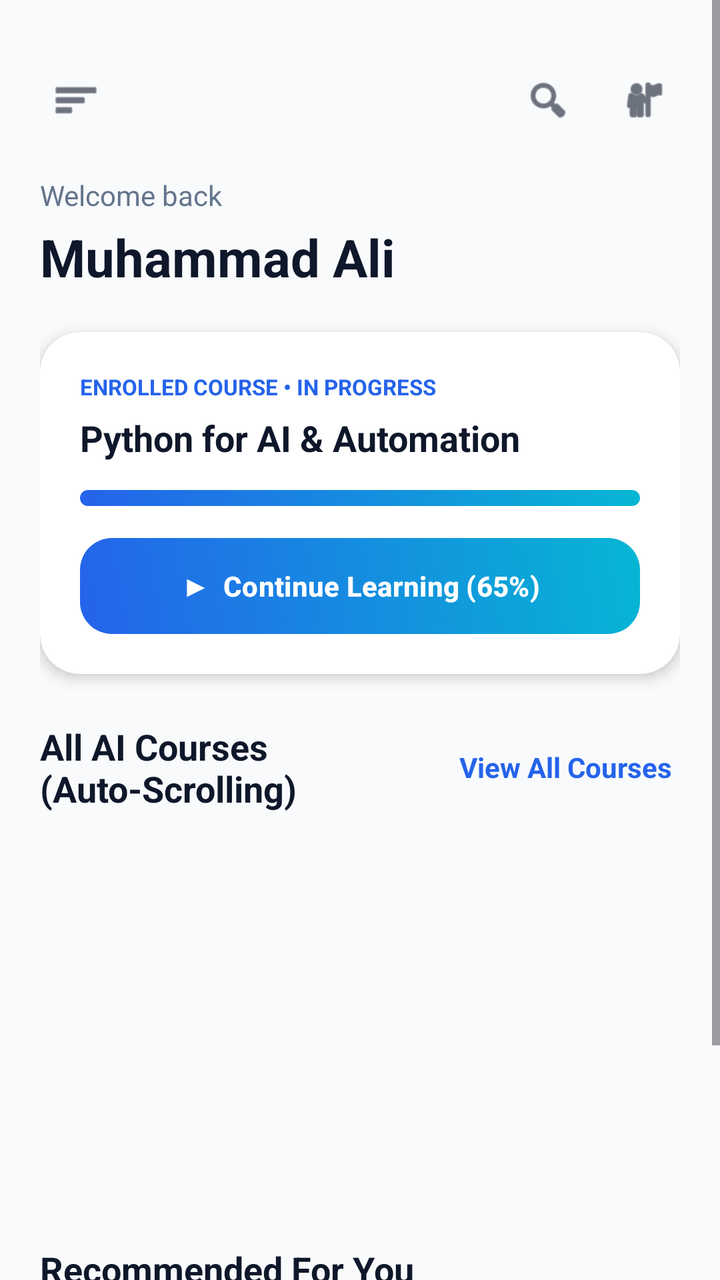
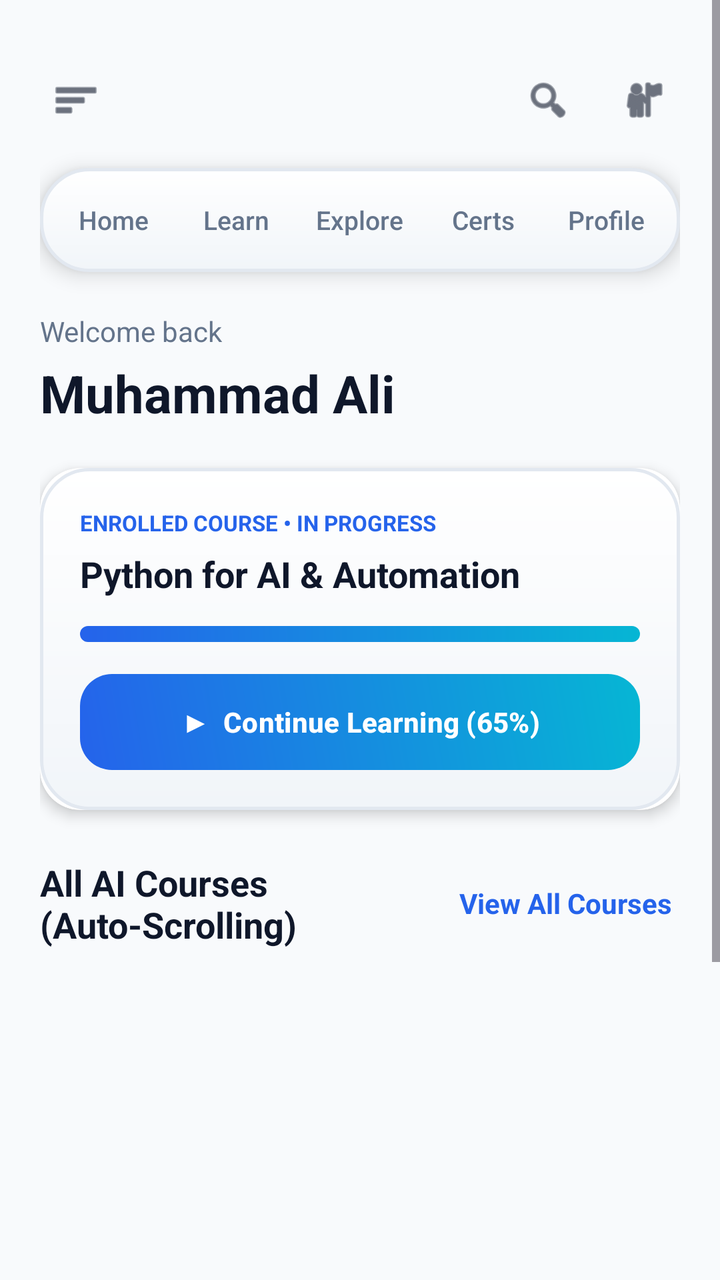

Before-and-after screenshots of an Android layout around one commit, followed by the original layout XML and the change that was made.
<!-- AndroidManifest.xml: application theme Theme.CertifAI -->
<!-- res/layout/fragment_home.xml -->
<?xml version="1.0" encoding="utf-8"?>
<ScrollView xmlns:android="http://schemas.android.com/apk/res/android"
    xmlns:app="http://schemas.android.com/apk/res-auto"
    xmlns:tools="http://schemas.android.com/tools"
    android:layout_width="match_parent"
    android:layout_height="match_parent"
    android:fillViewport="true"
    tools:context=".HomeFragment">

    <androidx.constraintlayout.widget.ConstraintLayout
        android:layout_width="match_parent"
        android:layout_height="wrap_content"
        android:padding="20dp"
        android:paddingBottom="40dp">

        
        <LinearLayout
            android:id="@+id/llHeader"
            android:layout_width="0dp"
            android:layout_height="wrap_content"
            android:layout_marginTop="12dp"
            android:gravity="center_vertical"
            android:orientation="horizontal"
            app:layout_constraintEnd_toEndOf="parent"
            app:layout_constraintStart_toStartOf="parent"
            app:layout_constraintTop_toTopOf="parent">

            <ImageView
                android:id="@+id/ivMenu"
                android:layout_width="36dp"
                android:layout_height="36dp"
                android:background="?attr/selectableItemBackgroundBorderless"
                android:contentDescription="Menu"
                android:padding="6dp"
                android:src="@android:drawable/ic_menu_sort_by_size"
                app:tint="@color/text_primary_light" />

            <View
                android:layout_width="0dp"
                android:layout_height="0dp"
                android:layout_weight="1" />

            <ImageView
                android:id="@+id/ivSearch"
                android:layout_width="36dp"
                android:layout_height="36dp"
                android:layout_marginEnd="12dp"
                android:background="?attr/selectableItemBackgroundBorderless"
                android:contentDescription="Search"
                android:padding="6dp"
                android:src="@android:drawable/ic_menu_search"
                app:tint="@color/text_primary_light" />

            <ImageView
                android:id="@+id/ivProfile"
                android:layout_width="36dp"
                android:layout_height="36dp"
                android:background="?attr/selectableItemBackgroundBorderless"
                android:contentDescription="Profile"
                android:padding="6dp"
                android:src="@android:drawable/ic_menu_myplaces"
                app:tint="@color/text_primary_light" />
        </LinearLayout>

        
        <TextView
            android:id="@+id/tvWelcomeBack"
            android:layout_width="0dp"
            android:layout_height="wrap_content"
            android:layout_marginTop="20dp"
            android:text="Welcome back"
            android:textColor="@color/text_secondary_light"
            android:textSize="14sp"
            app:layout_constraintEnd_toEndOf="parent"
            app:layout_constraintStart_toStartOf="parent"
            app:layout_constraintTop_toBottomOf="@id/llHeader" />

        
        <TextView
            android:id="@+id/tvUserName"
            android:layout_width="0dp"
            android:layout_height="wrap_content"
            android:layout_marginTop="4dp"
            android:text="Muhammad Ali"
            android:textColor="@color/text_primary_light"
            android:textSize="26sp"
            android:textStyle="bold"
            app:layout_constraintEnd_toEndOf="parent"
            app:layout_constraintStart_toStartOf="parent"
            app:layout_constraintTop_toBottomOf="@id/tvWelcomeBack" />

        
        <androidx.cardview.widget.CardView
            android:id="@+id/cardEnrolled"
            android:layout_width="0dp"
            android:layout_height="wrap_content"
            android:layout_marginTop="20dp"
            app:cardBackgroundColor="@color/surface_light"
            app:cardCornerRadius="20dp"
            app:cardElevation="4dp"
            app:layout_constraintEnd_toEndOf="parent"
            app:layout_constraintStart_toStartOf="parent"
            app:layout_constraintTop_toBottomOf="@id/tvUserName">

            <androidx.constraintlayout.widget.ConstraintLayout
                android:layout_width="match_parent"
                android:layout_height="wrap_content"
                android:padding="20dp">

                <TextView
                    android:id="@+id/tvEnrolledLabel"
                    android:layout_width="wrap_content"
                    android:layout_height="wrap_content"
                    android:text="ENROLLED COURSE • IN PROGRESS"
                    android:textColor="@color/electric_blue"
                    android:textSize="11sp"
                    android:textStyle="bold"
                    app:layout_constraintStart_toStartOf="parent"
                    app:layout_constraintTop_toTopOf="parent" />

                <TextView
                    android:id="@+id/tvEnrolledTitle"
                    android:layout_width="0dp"
                    android:layout_height="wrap_content"
                    android:layout_marginTop="6dp"
                    android:text="Python for AI &amp; Automation"
                    android:textColor="@color/text_primary_light"
                    android:textSize="18sp"
                    android:textStyle="bold"
                    app:layout_constraintEnd_toEndOf="parent"
                    app:layout_constraintStart_toStartOf="parent"
                    app:layout_constraintTop_toBottomOf="@id/tvEnrolledLabel" />

                <ProgressBar
                    android:id="@+id/pbEnrolled"
                    style="@android:style/Widget.ProgressBar.Horizontal"
                    android:layout_width="0dp"
                    android:layout_height="8dp"
                    android:layout_marginTop="14dp"
                    android:max="100"
                    android:progress="65"
                    android:progressDrawable="@drawable/bg_primary_button"
                    app:layout_constraintEnd_toEndOf="parent"
                    app:layout_constraintStart_toStartOf="parent"
                    app:layout_constraintTop_toBottomOf="@id/tvEnrolledTitle" />

                <Button
                    android:id="@+id/btnContinueEnrolled"
                    android:layout_width="0dp"
                    android:layout_height="48dp"
                    android:layout_marginTop="16dp"
                    android:background="@drawable/bg_primary_button"
                    android:text="▶  Continue Learning (65%)"
                    android:textAllCaps="false"
                    android:textColor="@color/white"
                    android:textSize="14sp"
                    android:textStyle="bold"
                    app:backgroundTint="@null"
                    app:layout_constraintBottom_toBottomOf="parent"
                    app:layout_constraintEnd_toEndOf="parent"
                    app:layout_constraintStart_toStartOf="parent"
                    app:layout_constraintTop_toBottomOf="@id/pbEnrolled" />

            </androidx.constraintlayout.widget.ConstraintLayout>
        </androidx.cardview.widget.CardView>

        
        <LinearLayout
            android:id="@+id/llCoursesHeaderRow"
            android:layout_width="0dp"
            android:layout_height="wrap_content"
            android:layout_marginTop="24dp"
            android:gravity="center_vertical"
            android:orientation="horizontal"
            app:layout_constraintEnd_toEndOf="parent"
            app:layout_constraintStart_toStartOf="parent"
            app:layout_constraintTop_toBottomOf="@id/cardEnrolled">

            <TextView
                android:layout_width="0dp"
                android:layout_height="wrap_content"
                android:layout_weight="1"
                android:text="All AI Courses (Auto-Scrolling)"
                android:textColor="@color/text_primary_light"
                android:textSize="18sp"
                android:textStyle="bold" />

            <TextView
                android:id="@+id/tvViewAllCourses"
                android:layout_width="wrap_content"
                android:layout_height="wrap_content"
                android:background="?attr/selectableItemBackground"
                android:padding="4dp"
                android:text="View All Courses"
                android:textColor="@color/electric_blue"
                android:textSize="14sp"
                android:textStyle="bold" />
        </LinearLayout>

        
        <androidx.recyclerview.widget.RecyclerView
            android:id="@+id/rvHorizontalCarousel"
            android:layout_width="0dp"
            android:layout_height="180dp"
            android:layout_marginTop="12dp"
            android:orientation="horizontal"
            app:layout_constraintEnd_toEndOf="parent"
            app:layout_constraintStart_toStartOf="parent"
            app:layout_constraintTop_toBottomOf="@id/llCoursesHeaderRow"
            tools:listitem="@layout/item_course_horizontal" />

        
        <TextView
            android:id="@+id/tvRecommendedHeader"
            android:layout_width="0dp"
            android:layout_height="wrap_content"
            android:layout_marginTop="24dp"
            android:text="Recommended For You"
            android:textColor="@color/text_primary_light"
            android:textSize="18sp"
            android:textStyle="bold"
            app:layout_constraintEnd_toEndOf="parent"
            app:layout_constraintStart_toStartOf="parent"
            app:layout_constraintTop_toBottomOf="@id/rvHorizontalCarousel" />

        
        <androidx.cardview.widget.CardView
            android:id="@+id/cardRecommended"
            android:layout_width="0dp"
            android:layout_height="wrap_content"
            android:layout_marginTop="12dp"
            app:cardBackgroundColor="@color/surface_light"
            app:cardCornerRadius="16dp"
            app:cardElevation="3dp"
            app:layout_constraintEnd_toEndOf="parent"
            app:layout_constraintStart_toStartOf="parent"
            app:layout_constraintTop_toBottomOf="@id/tvRecommendedHeader">

            <LinearLayout
                android:layout_width="match_parent"
                android:layout_height="wrap_content"
                android:orientation="vertical"
                android:padding="16dp">

                <TextView
                    android:layout_width="wrap_content"
                    android:layout_height="wrap_content"
                    android:background="@drawable/bg_chip_selected"
                    android:paddingHorizontal="10dp"
                    android:paddingVertical="4dp"
                    android:text="Advanced AI"
                    android:textColor="@color/white"
                    android:textSize="11sp"
                    android:textStyle="bold" />

                <TextView
                    android:layout_width="wrap_content"
                    android:layout_height="wrap_content"
                    android:layout_marginTop="8dp"
                    android:text="Autonomous AI Agents &amp; LangChain"
                    android:textColor="@color/text_primary_light"
                    android:textSize="16sp"
                    android:textStyle="bold" />

                <TextView
                    android:layout_width="wrap_content"
                    android:layout_height="wrap_content"
                    android:layout_marginTop="4dp"
                    android:text="Advanced • 18 Hours • ★ 4.88"
                    android:textColor="@color/text_secondary_light"
                    android:textSize="12sp" />

            </LinearLayout>
        </androidx.cardview.widget.CardView>

    </androidx.constraintlayout.widget.ConstraintLayout>
</ScrollView>
<!-- res/layout/item_course_horizontal.xml (included above) -->
<?xml version="1.0" encoding="utf-8"?>
<androidx.cardview.widget.CardView xmlns:android="http://schemas.android.com/apk/res/android"
    xmlns:app="http://schemas.android.com/apk/res-auto"
    android:layout_width="260dp"
    android:layout_height="160dp"
    android:layout_marginEnd="16dp"
    app:cardBackgroundColor="@color/surface_light"
    app:cardCornerRadius="20dp"
    app:cardElevation="4dp">

    <androidx.constraintlayout.widget.ConstraintLayout
        android:layout_width="match_parent"
        android:layout_height="match_parent"
        android:background="@drawable/bg_card_surface"
        android:padding="16dp">

        <TextView
            android:id="@+id/tvCategory"
            android:layout_width="wrap_content"
            android:layout_height="wrap_content"
            android:background="@drawable/bg_chip_selected"
            android:paddingHorizontal="10dp"
            android:paddingVertical="4dp"
            android:text="Python"
            android:textColor="@color/white"
            android:textSize="11sp"
            android:textStyle="bold"
            app:layout_constraintStart_toStartOf="parent"
            app:layout_constraintTop_toTopOf="parent" />

        <TextView
            android:id="@+id/tvRating"
            android:layout_width="wrap_content"
            android:layout_height="wrap_content"
            android:text="★ 4.9"
            android:textColor="@color/electric_blue"
            android:textSize="12sp"
            android:textStyle="bold"
            app:layout_constraintEnd_toEndOf="parent"
            app:layout_constraintTop_toTopOf="parent" />

        <TextView
            android:id="@+id/tvTitle"
            android:layout_width="0dp"
            android:layout_height="wrap_content"
            android:layout_marginTop="12dp"
            android:ellipsize="end"
            android:maxLines="2"
            android:text="Python for AI &amp; Automation"
            android:textColor="@color/text_primary_light"
            android:textSize="16sp"
            android:textStyle="bold"
            app:layout_constraintEnd_toEndOf="parent"
            app:layout_constraintStart_toStartOf="parent"
            app:layout_constraintTop_toBottomOf="@id/tvCategory" />

        <TextView
            android:id="@+id/tvDuration"
            android:layout_width="wrap_content"
            android:layout_height="wrap_content"
            android:text="12 Hours • Beginner"
            android:textColor="@color/text_secondary_light"
            android:textSize="12sp"
            app:layout_constraintBottom_toBottomOf="parent"
            app:layout_constraintStart_toStartOf="parent" />

    </androidx.constraintlayout.widget.ConstraintLayout>
</androidx.cardview.widget.CardView>
<!-- resources referenced by this layout -->
<resources>
  <color name="electric_blue">#2563EB</color>
  <color name="surface_light">#FFFFFF</color>
  <color name="text_primary_light">#0F172A</color>
  <color name="text_secondary_light">#64748B</color>
  <color name="white">#FFFFFFFF</color>
  <!-- drawable bg_card_surface (drawable) -->
  <?xml version="1.0" encoding="utf-8"?>
  <shape xmlns:android="http://schemas.android.com/apk/res/android"
      android:shape="rectangle">
      <solid android:color="@color/surface_light" />
      <corners android:radius="18dp" />
      <stroke
          android:width="1dp"
          android:color="@color/border_light" />
  </shape>
  <!-- drawable bg_chip_selected (drawable) -->
  <?xml version="1.0" encoding="utf-8"?>
  <shape xmlns:android="http://schemas.android.com/apk/res/android"
      android:shape="rectangle">
      <solid android:color="@color/electric_blue" />
      <corners android:radius="20dp" />
  </shape>
  <!-- drawable bg_primary_button (drawable) -->
  <?xml version="1.0" encoding="utf-8"?>
  <shape xmlns:android="http://schemas.android.com/apk/res/android"
      android:shape="rectangle">
      <gradient
          android:angle="45"
          android:endColor="@color/cyan_accent"
          android:startColor="@color/electric_blue" />
      <corners android:radius="16dp" />
  </shape>
  <style name="Theme.CertifAI" parent="Base.Theme.CertifAI" />
  <color name="border_light">#E2E8F0</color>
  <color name="cyan_accent">#06B6D4</color>
  <style name="Base.Theme.CertifAI" parent="Theme.Material3.DayNight.NoActionBar">
          <item name="colorPrimary">@color/electric_blue</item>
          <item name="colorOnPrimary">@color/white</item>
          <item name="colorSecondary">@color/cyan_accent</item>
          <item name="android:statusBarColor">@color/bg_light</item>
          <item name="android:windowLightStatusBar">true</item>
          <item name="android:windowBackground">@color/bg_light</item>
      </style>
  <color name="bg_light">#F8FAFC</color>
</resources>

<!-- the commit's change to res/layout/fragment_home.xml (unified diff, before → after) -->
@@ -63,6 +63,17 @@
         </LinearLayout>
 
         
+        <include
+            android:id="@+id/includeTopNav"
+            layout="@layout/view_top_nav"
+            android:layout_width="0dp"
+            android:layout_height="52dp"
+            android:layout_marginTop="16dp"
+            app:layout_constraintEnd_toEndOf="parent"
+            app:layout_constraintStart_toStartOf="parent"
+            app:layout_constraintTop_toBottomOf="@id/llHeader" />
+
+        
         <TextView
             android:id="@+id/tvWelcomeBack"
             android:layout_width="0dp"
@@ -73,7 +84,7 @@
             android:textSize="14sp"
             app:layout_constraintEnd_toEndOf="parent"
             app:layout_constraintStart_toStartOf="parent"
-            app:layout_constraintTop_toBottomOf="@id/llHeader" />
+            app:layout_constraintTop_toBottomOf="@id/includeTopNav" />
 
         
         <TextView
@@ -105,6 +116,7 @@
             <androidx.constraintlayout.widget.ConstraintLayout
                 android:layout_width="match_parent"
                 android:layout_height="wrap_content"
+                android:background="@drawable/bg_glossy_surface"
                 android:padding="20dp">
 
                 <TextView
@@ -239,6 +251,7 @@
             <LinearLayout
                 android:layout_width="match_parent"
                 android:layout_height="wrap_content"
+                android:background="@drawable/bg_glossy_surface"
                 android:orientation="vertical"
                 android:padding="16dp">
 
@@ -248,7 +261,7 @@
                     android:background="@drawable/bg_chip_selected"
                     android:paddingHorizontal="10dp"
                     android:paddingVertical="4dp"
-                    android:text="Advanced AI"
+                    android:text="Advanced AI / Agents"
                     android:textColor="@color/white"
                     android:textSize="11sp"
                     android:textStyle="bold" />
@@ -275,6 +288,73 @@
 
     </androidx.constraintlayout.widget.ConstraintLayout>
 </ScrollView>
+<!-- res/layout/view_top_nav.xml (included above) -->
+<?xml version="1.0" encoding="utf-8"?>
+<LinearLayout xmlns:android="http://schemas.android.com/apk/res/android"
+    android:id="@+id/llTopNavTabs"
+    android:layout_width="match_parent"
+    android:layout_height="52dp"
+    android:background="@drawable/bg_glossy_surface"
+    android:elevation="6dp"
+    android:gravity="center"
+    android:orientation="horizontal"
+    android:padding="6dp">
+
+    <TextView
+        android:id="@+id/tabHome"
+        android:layout_width="0dp"
+        android:layout_height="match_parent"
+        android:layout_weight="1"
+        android:fontFamily="sans-serif-medium"
+        android:gravity="center"
+        android:text="Home"
+        android:textColor="@color/text_secondary_light"
+        android:textSize="13sp" />
+
+    <TextView
+        android:id="@+id/tabLearn"
+        android:layout_width="0dp"
+        android:layout_height="match_parent"
+        android:layout_weight="1"
+        android:fontFamily="sans-serif-medium"
+        android:gravity="center"
+        android:text="Learn"
+        android:textColor="@color/text_secondary_light"
+        android:textSize="13sp" />
+
+    <TextView
+        android:id="@+id/tabExplore"
+        android:layout_width="0dp"
+        android:layout_height="match_parent"
+        android:layout_weight="1"
+        android:fontFamily="sans-serif-medium"
+        android:gravity="center"
+        android:text="Explore"
+        android:textColor="@color/text_secondary_light"
+        android:textSize="13sp" />
+
+    <TextView
+        android:id="@+id/tabCertificates"
+        android:layout_width="0dp"
+        android:layout_height="match_parent"
+        android:layout_weight="1"
+        android:fontFamily="sans-serif-medium"
+        android:gravity="center"
+        android:text="Certs"
+        android:textColor="@color/text_secondary_light"
+        android:textSize="13sp" />
+
+    <TextView
+        android:id="@+id/tabProfile"
+        android:layout_width="0dp"
+        android:layout_height="match_parent"
+        android:layout_weight="1"
+        android:fontFamily="sans-serif-medium"
+        android:gravity="center"
+        android:text="Profile"
+        android:textColor="@color/text_secondary_light"
+        android:textSize="13sp" />
+</LinearLayout>
 <!-- res/layout/item_course_horizontal.xml (included above) -->
 <?xml version="1.0" encoding="utf-8"?>
 <androidx.cardview.widget.CardView xmlns:android="http://schemas.android.com/apk/res/android"
<!-- resource entries referenced after the edit -->
@@ -21,6 +21,20 @@
       android:shape="rectangle">
       <solid android:color="@color/electric_blue" />
       <corners android:radius="20dp" />
+  </shape>
+  <!-- drawable bg_glossy_surface (drawable) -->
+  <?xml version="1.0" encoding="utf-8"?>
+  <shape xmlns:android="http://schemas.android.com/apk/res/android"
+      android:shape="rectangle">
+      <gradient
+          android:angle="270"
+          android:endColor="#F1F5F9"
+          android:startColor="#FFFFFF"
+          android:type="linear" />
+      <corners android:radius="24dp" />
+      <stroke
+          android:width="1.5dp"
+          android:color="#E2E8F0" />
   </shape>
   <!-- drawable bg_primary_button (drawable) -->
   <?xml version="1.0" encoding="utf-8"?>
